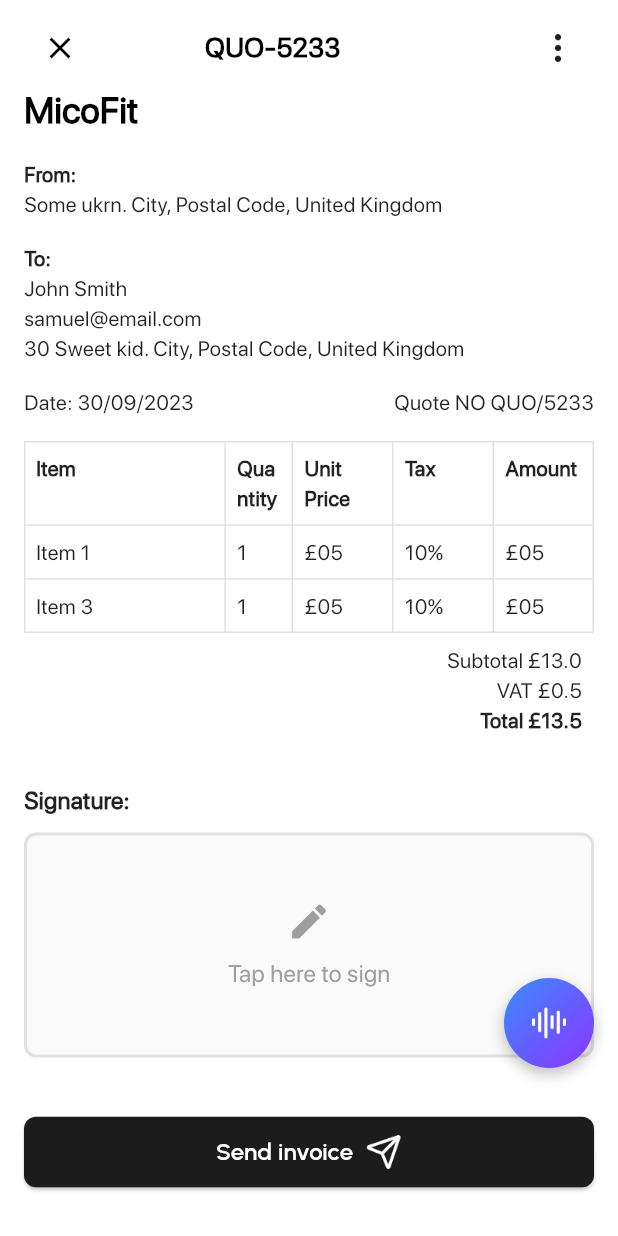
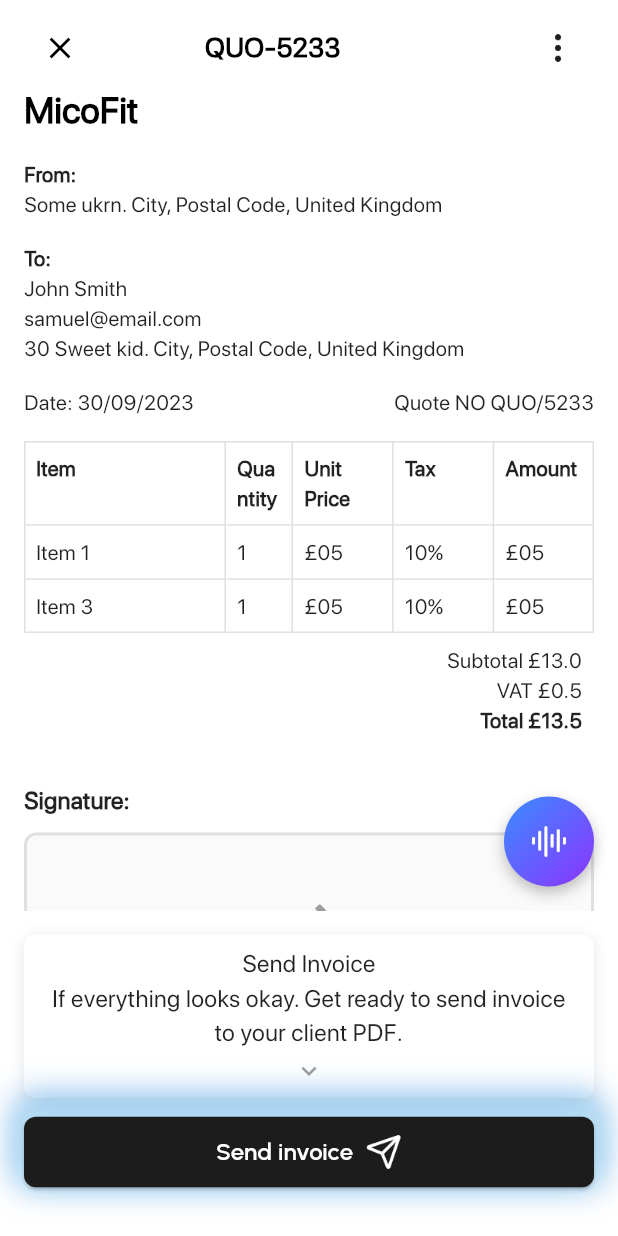
Before and after one commit to ahizaz/fixxa_app, a Flutter app: the InvoiceAiGenerated screen opened directly, on a phone screen of 412 x 824 dp. Run offline on Flutter 3.47's test engine with Material 3 defaults, Android fonts, the phone set to English and light mode, and no system bars; our stand-ins replace fl_chart, flutter_screenutil, get, google_fonts, image_picker, just_audio and 3 more; missing offline and left inert: flutter_contacts_service, google_ml_kit, record, syncfusion_flutter_pdfviewer.

Commit message:
done and dusted

```diff
--- a/lib/feature/invoice_creation_manually.dart/controller/invoice_manually_controller.dart
+++ b/lib/feature/invoice_creation_manually.dart/controller/invoice_manually_controller.dart
@@ -1,3 +1,4 @@
+import 'dart:async';
 import 'package:flutter/material.dart';
 import 'package:flutter_contacts_service/flutter_contacts_service.dart';
 import 'package:get/get.dart';
@@ -8,6 +9,14 @@ class InvoiceManuallyController extends GetxController {
   var discount = 0.0.obs;
   var tax = 0.0.obs;
   var total = 0.0.obs;
+
+  // Spotlight variables
+  var showSpotlight = true.obs;
+  var showAddItemSpotlight = true.obs;
+  var showPaymentSpotlight = true.obs;
+  var showPreviewSpotlight = true.obs;
+  var showAddItemScreenSpotlight = true.obs;
+  Timer? spotlightTimer;
   @override
   void onInit() {
     super.onInit();
@@ -15,6 +24,26 @@ class InvoiceManuallyController extends GetxController {
     discount.value = 10.0;
     tax.value = 9.0;
     total.value = subtotal.value - discount.value + tax.value;
+
+    // Hide spotlight after 4 seconds
+    Future.delayed(const Duration(seconds: 4), () {
+      showSpotlight.value = false;
+    });
+
+    // Hide add item spotlight after 4 seconds (starts after client spotlight ends)
+    Future.delayed(const Duration(seconds: 8), () {
+      showAddItemSpotlight.value = false;
+    });
+
+    // Hide payment spotlight after 4 seconds (starts after add item spotlight ends)
+    Future.delayed(const Duration(seconds: 12), () {
+      showPaymentSpotlight.value = false;
+    });
+
+    // Hide preview spotlight after 4 seconds (starts after payment spotlight ends)
+    Future.delayed(const Duration(seconds: 16), () {
+      showPreviewSpotlight.value = false;
+    });
   }
 
   void updateValues({double? sub, double? disc, double? tx}) {
@@ -22,6 +51,15 @@ class InvoiceManuallyController extends GetxController {
     if (disc != null) discount.value = disc;
     if (tx != null) tax.value = tx;
     total.value = subtotal.value - discount.value + tax.value;
+  }
+
+  void startAddItemScreenSpotlight() {
+    if (showAddItemScreenSpotlight.value) {
+      // Hide spotlight after 4 seconds and make sure it doesn't show again
+      Future.delayed(const Duration(seconds: 4), () {
+        showAddItemScreenSpotlight.value = false;
+      });
+    }
   }
 
   var selectedContacts = <Map<String, dynamic>>[].obs;
--- a/lib/feature/qutoe_invoice_createion.dart/controller/invoice_ai_generated_controller.dart
+++ b/lib/feature/qutoe_invoice_createion.dart/controller/invoice_ai_generated_controller.dart
@@ -1,3 +1,4 @@
+import 'dart:async';
 import 'dart:io';
 import 'dart:typed_data';
 
@@ -8,6 +9,10 @@ import 'package:signature/signature.dart';
 
 class InvoiceAiGeneratedController extends GetxController{
    var quoteData = <String, dynamic>{}.obs;
+
+  // Spotlight variables
+  var showSpotlight = false.obs;
+  Timer? spotlightTimer;
   SignatureController signatureController = SignatureController(
     penStrokeWidth: 2,
     penColor: Colors.black,
@@ -19,6 +24,9 @@ class InvoiceAiGeneratedController extends GetxController{
   @override
   void onInit() {
     super.onInit();
+    // Start spotlight effect
+    _startSpotlight();
+
     // Simulated JSON data (in future, this will come from API)
     quoteData.value = {
       "quoteId": "QUO-5233",
@@ -53,6 +61,15 @@ class InvoiceAiGeneratedController extends GetxController{
       signatureBytes = await signatureController.toPngBytes();
       hasSignature.value = true;
     }
+  }
+
+  void _startSpotlight() {
+    showSpotlight.value = true;
+
+    // Hide spotlight after 5 seconds
+    spotlightTimer = Timer(const Duration(seconds: 5), () {
+      showSpotlight.value = false;
+    });
   }
 
   Future<void> importSignatureFromGallery() async {
@@ -177,6 +194,7 @@ class InvoiceAiGeneratedController extends GetxController{
 
   @override
   void onClose() {
+    spotlightTimer?.cancel();
     signatureController.dispose();
     super.onClose();
   }
--- a/lib/feature/qutoe_invoice_createion.dart/screen/invoice_ai_generated.dart
+++ b/lib/feature/qutoe_invoice_createion.dart/screen/invoice_ai_generated.dart
@@ -466,7 +466,49 @@ class InvoiceAiGenerated extends StatelessWidget {
         child: Column(
           mainAxisSize: MainAxisSize.min,
           children: [
-            ElevatedButton(
+            // Tooltip container above Send Invoice button
+            Obx(() => controller.showSpotlight.value
+              ? Container(
+                  margin: const EdgeInsets.only(bottom: 12),
+                  padding: const EdgeInsets.symmetric(horizontal: 16, vertical: 8),
+                  decoration: BoxDecoration(
+                    color: Colors.white,
+                    borderRadius: BorderRadius.circular(8),
+                    boxShadow: [
+                      BoxShadow(
+                        color: Colors.black.withOpacity(0.1),
+                        blurRadius: 8,
+                        offset: const Offset(0, 2),
+                      ),
+                    ],
+                  ),
+                  child: Column(
+                    mainAxisSize: MainAxisSize.min,
+                    children: [
+                      Text(
+                        'Send Invoice\nIf everything looks okay. Get ready to send invoice to your client PDF.',
+                        style: TextStyle(
+                          fontSize: 16,
+                          color: Colors.black87,
+                        ),
+                        textAlign: TextAlign.center,
+                      ),
+                      // Arrow pointing down to the button
+                      Container(
+                        margin: const EdgeInsets.only(top: 4),
+                        child: Icon(
+                          Icons.keyboard_arrow_down,
+                          color: Colors.grey,
+                          size: 20,
+                        ),
+                      ),
+                    ],
+                  ),
+                )
+              : const SizedBox.shrink()),
+            Obx(() => SpotlightWidget(
+              showSpotlight: controller.showSpotlight.value,
+              child: ElevatedButton(
               onPressed: () {
                 showDialog(
                   context: context,
@@ -553,6 +595,7 @@ class InvoiceAiGenerated extends StatelessWidget {
                 ),
               ),
             ),
+            )),
             const SizedBox(height: 16),
           ],
         ),
@@ -560,3 +603,49 @@ class InvoiceAiGenerated extends StatelessWidget {
     );
   }
 }
+
+class SpotlightWidget extends StatelessWidget {
+  final bool showSpotlight;
+  final Widget child;
+
+  const SpotlightWidget({
+    Key? key,
+    required this.showSpotlight,
+    required this.child,
+  }) : super(key: key);
+
+  @override
+  Widget build(BuildContext context) {
+    if (!showSpotlight) {
+      return child;
+    }
+
+    return Container(
+      decoration: BoxDecoration(
+        borderRadius: BorderRadius.circular(8),
+        boxShadow: [
+          // Blue spotlight effect above the button like in the image
+          BoxShadow(
+            color: const Color(0xFF4A90E2).withOpacity(0.6),
+            blurRadius: 20,
+            spreadRadius: 5,
+            offset: const Offset(0, -8),
+          ),
+          BoxShadow(
+            color: const Color(0xFF87CEEB).withOpacity(0.8),
+            blurRadius: 15,
+            spreadRadius: 3,
+            offset: const Offset(0, -5),
+          ),
+          BoxShadow(
+            color: Colors.white.withOpacity(0.4),
+            blurRadius: 10,
+            spreadRadius: 1,
+            offset: const Offset(0, -3),
+          ),
+        ],
+      ),
+      child: child,
+    );
+  }
+}
```
Also changed, not shown: lib/feature/invoice_creation_manually.dart/screen/invoice_dialog.dart (+53 -4 lines).
